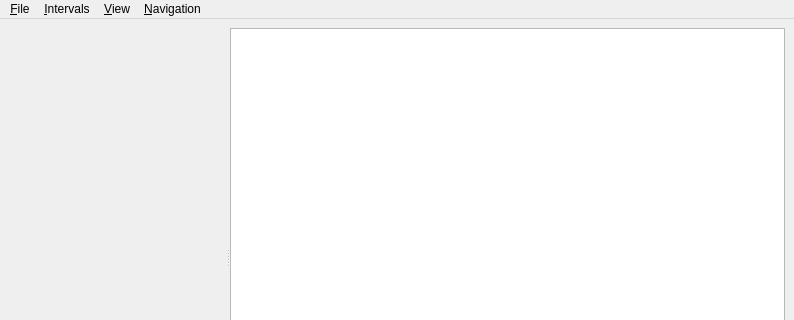
First picture: the form in src/mainwindow.ui, repository pasbi/TiRe, before the edit; both pictures show x 0 to 794 and y 0 to 320 of the 794 by 516 pixel window.
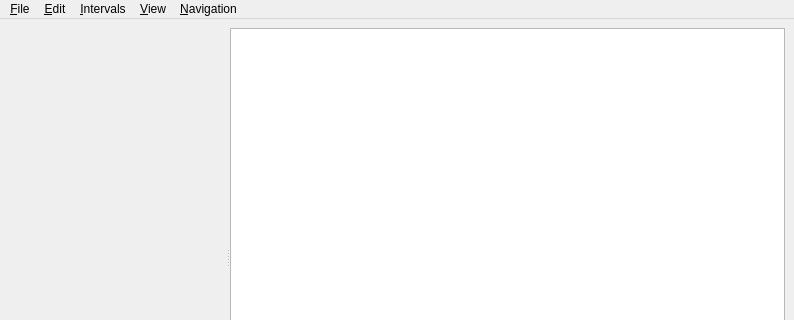
Second picture: the form after the edit. Custom widgets are drawn as their Qt base class.

The edit to the form file:
```diff
--- a/src/mainwindow.ui
+++ b/src/mainwindow.ui
@@ -67,7 +67,13 @@
     <addaction name="actionPrevious"/>
     <addaction name="actionToday"/>
    </widget>
+   <widget class="QMenu" name="menu_Edit">
+    <property name="title">
+     <string>&amp;Edit</string>
+    </property>
+   </widget>
    <addaction name="menu_File"/>
+   <addaction name="menu_Edit"/>
    <addaction name="menuIntervals"/>
    <addaction name="menuView"/>
    <addaction name="menuNavigation"/>
```
